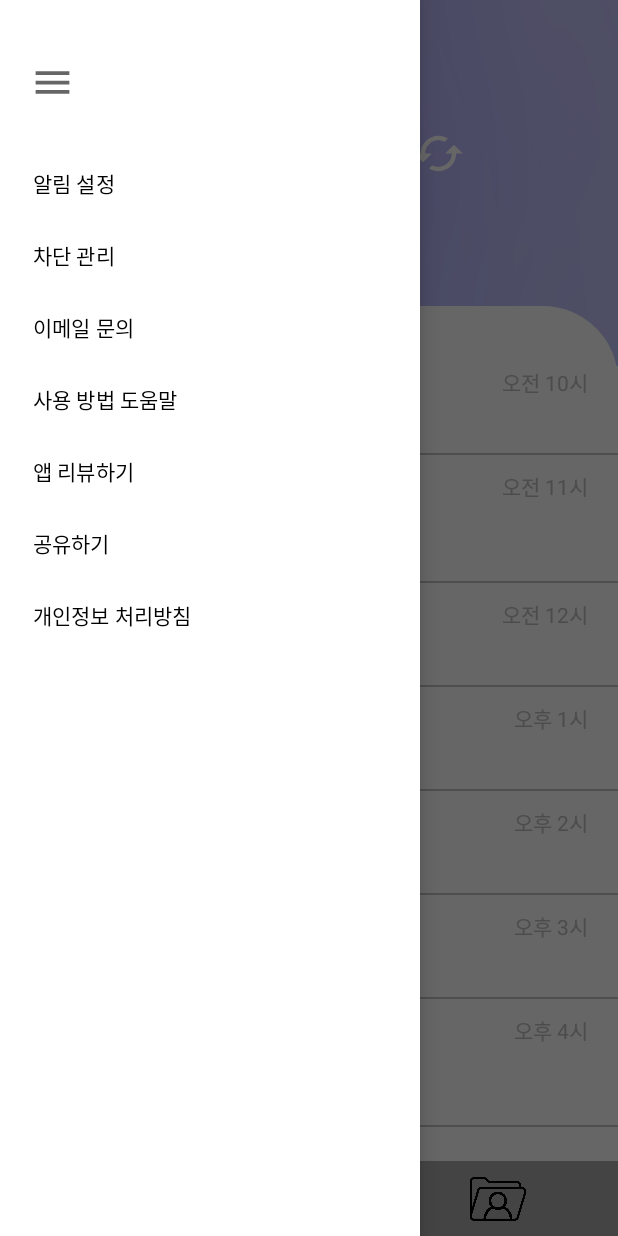
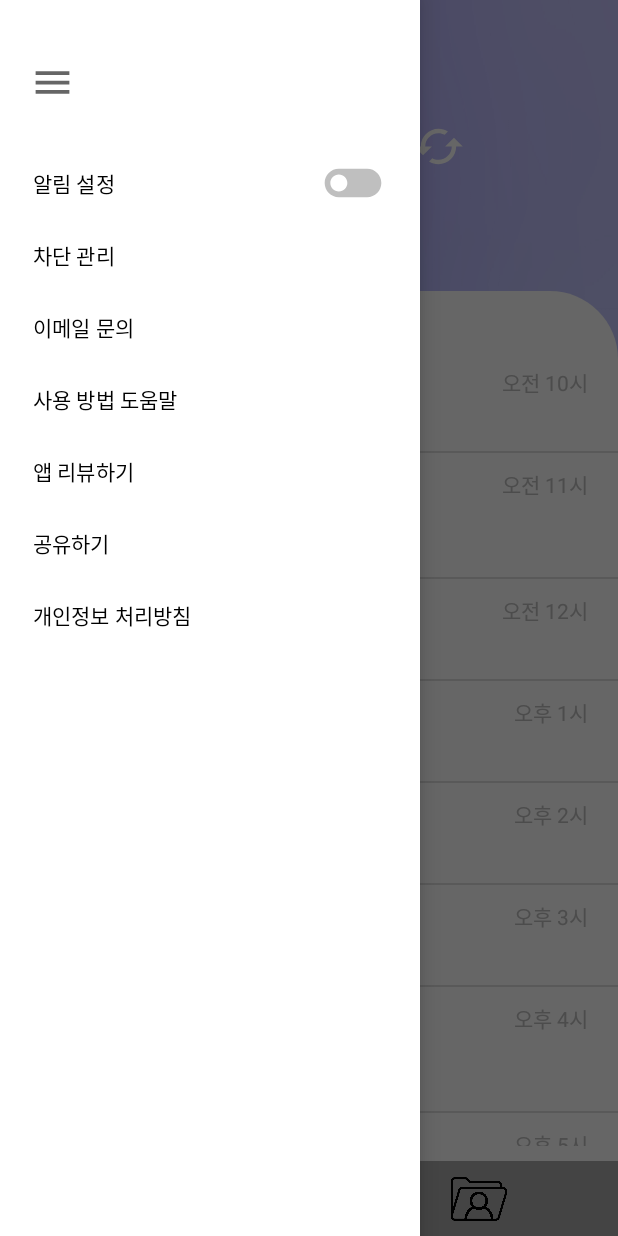
Before and after one commit to atleastigotta/ChatSoonE-Android, an Android app: the screen it shows after launch (MainActivity), in the side drawer, after a tap on "차단 관리", on a phone screen of 412 x 824 dp. Run offline under Robolectric (Android 15) with nearby library versions, the phone set to English and light mode, and no system bars; our stand-ins replace Room's generated code.

Commit message:
Complement chat list design

```diff
--- a/ChatSoonE/app/src/main/java/com/chat_soon_e/chat_soon_e/ui/MainActivity.kt
+++ b/ChatSoonE/app/src/main/java/com/chat_soon_e/chat_soon_e/ui/MainActivity.kt
@@ -24,10 +24,12 @@ class MainActivity: BaseActivity<ActivityMainBinding>(ActivityMainBinding::infla
     private var chatList = ArrayList<Chat>()            // 데이터베이스로부터 chat list를 받아올 변수
     private var isSelectionMode: Boolean = false        // 폴더 이동 선택 모드인지 아닌지를 결정해주는 변수
 
+    // onCreate() 이후
     override fun initAfterBinding() {
         Log.d("MAIN/LIFE-CYCLE", "after onCreate()")
     }
 
+    // initAfterBinding() 이후 실행
     override fun onStart() {
         super.onStart()
         Log.d("MAIN/LIFE-CYCLE", "onStart()")
@@ -142,7 +144,17 @@ class MainActivity: BaseActivity<ActivityMainBinding>(ActivityMainBinding::infla
 //        supportActionBar?.setDisplayHomeAsUpEnabled(true)
 //        홈버튼 이미지 변경
 //        supportActionBar?.setHomeAsUpIndicator(R.drawable.ic_baseline_menu_24)
+
         binding.mainNavigationView.setNavigationItemSelectedListener(this)
+
+        // 설정 메뉴창에서 알림 권한 허용 여부 표시해주기 위해
+        if(!permissionGrantred()) {
+            // 허용이 되어 있지 않다면
+            binding.mainNavigationView.menu.getItem(0).setActionView(R.layout.activity_main_drawer_toggle_off)
+        } else {
+            // 허용이 되어 있다면
+            binding.mainNavigationView.menu.getItem(0).setActionView(R.layout.activity_main_drawer_toggle_on)
+        }
     }
 
 //    툴바 메뉴 버튼이 클릭되었을 때 실행된다.
@@ -157,8 +169,57 @@ class MainActivity: BaseActivity<ActivityMainBinding>(ActivityMainBinding::infla
     // 설정 메뉴 창의 네비게이션 드로어의 아이템들에 대한 이벤트를 처리
     override fun onNavigationItemSelected(item: MenuItem): Boolean {
         when(item.itemId) {
-            R.id.navi_setting_alarm_item -> Toast.makeText(this, "alarm clicked", Toast.LENGTH_SHORT).show()
-            else -> Toast.makeText(this, "clicked", Toast.LENGTH_SHORT).show()
+//            R.id.main_drawer_alarm_toggle_on_layout -> {
+//                binding.mainNavigationView.menu.getItem(0).setActionView(R.layout.activity_main_drawer_toggle_off)
+//                Toast.makeText(this, "알림 권한을 허용하지 않습니다.", Toast.LENGTH_SHORT).show()
+//
+//                // 알림 허용을 꺼주는 코드 추가하기 (권한 해제)
+//            }
+//
+//            R.id.main_drawer_alarm_toggle_off_layout -> {
+//                binding.mainNavigationView.menu.getItem(0).setActionView(R.layout.activity_main_drawer_toggle_on)
+//                Toast.makeText(this, "알림 권한을 허용합니다.", Toast.LENGTH_SHORT).show()
+//
+//                // 알림 허용을 해주는 코드 추가하기 (권한 부여)
+//            }
+
+            // 설정 메뉴창의 아이템(목록)들을 클릭했을 때
+            // 알림 설정
+            R.id.navi_setting_alarm_item -> {
+                Toast.makeText(this, "알림 설정", Toast.LENGTH_SHORT).show()
+            }
+
+            // 차단 관리
+            R.id.navi_setting_block_item -> {
+                Toast.makeText(this, "차단 관리", Toast.LENGTH_SHORT).show()
+            }
+
+            // 이메일 문의
+            R.id.navi_setting_email_item -> {
+                Toast.makeText(this, "이메일 문의", Toast.LENGTH_SHORT).show()
+            }
+
+            // 사용 방법 도움말
+            R.id.navi_setting_helper_item -> {
+                Toast.makeText(this, "사용 방법 도움말", Toast.LENGTH_SHORT).show()
+            }
+
+            // 앱 리뷰하기
+            R.id.navi_setting_review_item -> {
+                Toast.makeText(this, "앱 리뷰하기", Toast.LENGTH_SHORT).show()
+            }
+
+            // 공유하기
+            R.id.navi_setting_share_item -> {
+                Toast.makeText(this, "공유하기", Toast.LENGTH_SHORT).show()
+            }
+
+            // 개인정보 처리방침
+            R.id.navi_setting_privacy_item -> {
+                Toast.makeText(this, "개인정보 처리방침", Toast.LENGTH_SHORT).show()
+            }
+
+            else -> Toast.makeText(this, "잘못된 항목입니다.", Toast.LENGTH_SHORT).show()
         }
         return false
     }
@@ -182,7 +243,8 @@ class MainActivity: BaseActivity<ActivityMainBinding>(ActivityMainBinding::infla
 
         // (특정 폴더로 옮길 특정 채팅을 선택하는 모드로 들어가게 해주는) 폴더 아이콘 클릭시
         binding.mainContent.mainFolderIv.setOnClickListener {
-            binding.mainContent.mainFolderIv.setImageResource(R.drawable.icon_move) // 이미지 변경 (선택 모드 진입을 알린다.)
+            binding.mainContent.mainFolderIv.visibility = View.GONE
+            binding.mainContent.mainFolderModeIv.visibility = View.VISIBLE
             binding.mainContent.mainUpdateIv.visibility = View.GONE
             binding.mainContent.mainCancelIv.visibility = View.VISIBLE
 
@@ -191,9 +253,15 @@ class MainActivity: BaseActivity<ActivityMainBinding>(ActivityMainBinding::infla
             isSelectionMode = true
         }
 
-        // 취소 버튼 클릭시 다시 초기 화면으로
+        // 폴더 선택 모드 클릭시 팝업 메뉴
+        binding.mainContent.mainFolderModeIv.setOnClickListener {
+            // 팝업 메뉴
+        }
+
+        // 취소 버튼 클릭시 다시 초기 화면으로 (폴더 선택 모드 취소)
         binding.mainContent.mainCancelIv.setOnClickListener {
-            binding.mainContent.mainFolderIv.setImageResource(R.drawable.icon_my_folder)
+            binding.mainContent.mainFolderIv.visibility = View.VISIBLE
+            binding.mainContent.mainFolderModeIv.visibility = View.GONE
             binding.mainContent.mainUpdateIv.visibility = View.VISIBLE
             binding.mainContent.mainCancelIv.visibility = View.GONE
 
@@ -202,9 +270,27 @@ class MainActivity: BaseActivity<ActivityMainBinding>(ActivityMainBinding::infla
             isSelectionMode = false
         }
 
-        // 설정 메뉴창 아이콘 클릭시 설정 메뉴창 뜨도록
+        // 설정 메뉴창을 여는 메뉴 아이콘 클릭시 설정 메뉴창 열리도록
         binding.mainContent.mainSettingMenuIv.setOnClickListener {
-            // 이 부분 어떻게 구현해야 될지 고민하기
+            if(!binding.mainDrawerLayout.isDrawerOpen(GravityCompat.START)) {
+                // 설정 메뉴창이 닫혀있을 때
+                binding.mainDrawerLayout.openDrawer(GravityCompat.START)
+            }
+        }
+
+        // 설정 메뉴창에 있는 메뉴 아이콘 클릭시 설정 메뉴창 닫히도록
+        val headerView = binding.mainNavigationView.getHeaderView(0)
+        headerView.setOnClickListener {
+            binding.mainDrawerLayout.closeDrawer(GravityCompat.START)
+        }
+
+        binding.mainNavigationView.menu.getItem(0).actionView.setOnClickListener {
+            if(!permissionGrantred()) { // 허용이 안 되어 있는 경우
+                // 허용이 안 된 (toggle off) 상태에서 허용된 (toggle on) 상태로 바꿔주고, 그에 맞춰 뷰 바인딩을 해준다.
+                binding.mainNavigationView.menu.getItem(0).setActionView(R.layout.activity_main_drawer_toggle_on)
+            } else {    // 허용이 되어있는 겨웅
+                binding.mainNavigationView.menu.getItem(0).setActionView(R.layout.activity_main_drawer_toggle_off)
+            }
         }
 
 //        업데이트 버튼을 클릭했을 때 업데이트 해주는 함수 실행
--- a/ChatSoonE/app/src/main/res/drawable/background_white_corner.xml
+++ b/ChatSoonE/app/src/main/res/drawable/background_white_corner.xml
@@ -4,11 +4,11 @@
     <solid android:color="@color/white" />
 
     <corners
-        android:topLeftRadius="50dp"
-        android:topRightRadius="50dp" />
+        android:topLeftRadius="45dp"
+        android:topRightRadius="45dp" />
 
     <padding
-        android:top="30dp"
+        android:top="40dp"
         android:bottom="10dp" />
 
 </shape>
--- /dev/null
+++ b/ChatSoonE/app/src/main/res/drawable/ic_baseline_toggle_off_24.xml
@@ -0,0 +1,5 @@
+<vector android:height="24dp" android:tint="#BFBFBF"
+    android:viewportHeight="24" android:viewportWidth="24"
+    android:width="24dp" xmlns:android="http://schemas.android.com/apk/res/android">
+    <path android:fillColor="@android:color/white" android:pathData="M17,7H7c-2.76,0 -5,2.24 -5,5s2.24,5 5,5h10c2.76,0 5,-2.24 5,-5s-2.24,-5 -5,-5zM7,15c-1.66,0 -3,-1.34 -3,-3s1.34,-3 3,-3 3,1.34 3,3 -1.34,3 -3,3z"/>
+</vector>
--- /dev/null
+++ b/ChatSoonE/app/src/main/res/drawable/ic_baseline_toggle_on_24.xml
@@ -0,0 +1,5 @@
+<vector android:height="24dp" android:tint="#FED7D3"
+    android:viewportHeight="24" android:viewportWidth="24"
+    android:width="24dp" xmlns:android="http://schemas.android.com/apk/res/android">
+    <path android:fillColor="@android:color/white" android:pathData="M17,7L7,7c-2.76,0 -5,2.24 -5,5s2.24,5 5,5h10c2.76,0 5,-2.24 5,-5s-2.24,-5 -5,-5zM17,15c-1.66,0 -3,-1.34 -3,-3s1.34,-3 3,-3 3,1.34 3,3 -1.34,3 -3,3z"/>
+</vector>
--- a/ChatSoonE/app/src/main/res/layout/activity_main.xml
+++ b/ChatSoonE/app/src/main/res/layout/activity_main.xml
@@ -22,7 +22,7 @@
         android:id="@+id/main_navigation_view"
         android:layout_width="wrap_content"
         android:layout_height="match_parent"
-        android:layout_gravity="left"
+        android:layout_gravity="start"
         app:headerLayout="@layout/activity_main_drawer_header"
         app:menu="@menu/navi_setting_menu" />
 
--- a/ChatSoonE/app/src/main/res/layout/activity_main_content.xml
+++ b/ChatSoonE/app/src/main/res/layout/activity_main_content.xml
@@ -55,7 +55,7 @@
     <androidx.recyclerview.widget.RecyclerView
         android:id="@+id/main_chat_list_recycler_view"
         android:layout_width="match_parent"
-        android:layout_height="570dp"
+        android:layout_height="580dp"
         android:background="@drawable/background_white_corner"
         android:scrollbars="vertical"
         android:scrollbarFadeDuration="0"
@@ -81,10 +81,12 @@
         android:layout_width="35dp"
         android:layout_height="35dp"
         android:src="@drawable/icon_chat"
+        android:layout_marginStart="70dp"
+        app:layout_constraintHorizontal_chainStyle="spread_inside"
         app:layout_constraintTop_toTopOf="@+id/main_bottom_bar_view"
         app:layout_constraintBottom_toBottomOf="@+id/main_bottom_bar_view"
         app:layout_constraintStart_toStartOf="parent"
-        app:layout_constraintEnd_toStartOf="@+id/main_folder_iv" />
+        app:layout_constraintEnd_toStartOf="@+id/main_my_folder_iv" />
 
     <ImageView
         android:id="@+id/main_folder_iv"
@@ -119,9 +121,11 @@
         android:layout_width="45dp"
         android:layout_height="45dp"
         android:src="@drawable/icon_my_folder"
+        android:layout_marginEnd="70dp"
+        app:layout_constraintHorizontal_chainStyle="spread_inside"
         app:layout_constraintTop_toTopOf="@+id/main_bottom_bar_view"
         app:layout_constraintBottom_toBottomOf="@+id/main_bottom_bar_view"
-        app:layout_constraintStart_toEndOf="@+id/main_folder_iv"
+        app:layout_constraintStart_toEndOf="@+id/main_chat_iv"
         app:layout_constraintEnd_toEndOf="parent" />
 
 </androidx.constraintlayout.widget.ConstraintLayout>
--- /dev/null
+++ b/ChatSoonE/app/src/main/res/layout/activity_main_drawer_toggle_off.xml
@@ -0,0 +1,20 @@
+<?xml version="1.0" encoding="utf-8"?>
+<androidx.constraintlayout.widget.ConstraintLayout xmlns:android="http://schemas.android.com/apk/res/android"
+    android:id="@+id/main_drawer_alarm_toggle_off_layout"
+    android:clickable="true"
+    android:layout_width="match_parent"
+    android:layout_height="match_parent"
+    xmlns:app="http://schemas.android.com/apk/res-auto"
+    android:focusable="true">
+
+    <ImageView
+        android:id="@+id/main_drawer_alarm_toggle_off_iv"
+        android:layout_width="45dp"
+        android:layout_height="45dp"
+        android:background="@drawable/ic_baseline_toggle_off_24"
+        app:layout_constraintTop_toTopOf="parent"
+        app:layout_constraintBottom_toBottomOf="parent"
+        app:layout_constraintStart_toStartOf="parent"
+        app:layout_constraintEnd_toEndOf="parent" />
+
+</androidx.constraintlayout.widget.ConstraintLayout>
--- a/ChatSoonE/app/src/main/res/menu/navi_setting_menu.xml
+++ b/ChatSoonE/app/src/main/res/menu/navi_setting_menu.xml
@@ -1,5 +1,6 @@
 <?xml version="1.0" encoding="utf-8"?>
-<menu xmlns:android="http://schemas.android.com/apk/res/android">
+<menu xmlns:android="http://schemas.android.com/apk/res/android"
+    xmlns:app="http://schemas.android.com/apk/res-auto">
     <item
         android:id="@+id/navi_setting_alarm_item"
         android:icon="@null"
```
Also changed, not shown: ChatSoonE/app/src/main/res/layout/activity_main_drawer_switch.xml (added, +9 -0 lines), ChatSoonE/app/src/main/res/layout/activity_main_drawer_toggle_on.xml (added, +21 -0 lines).
